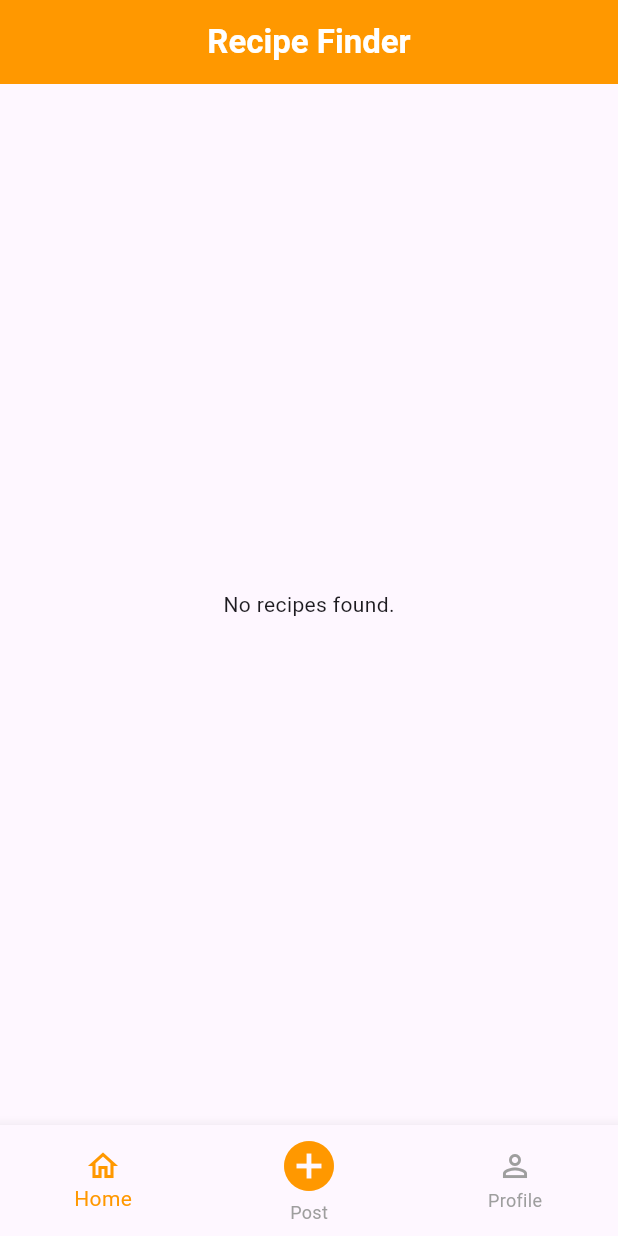
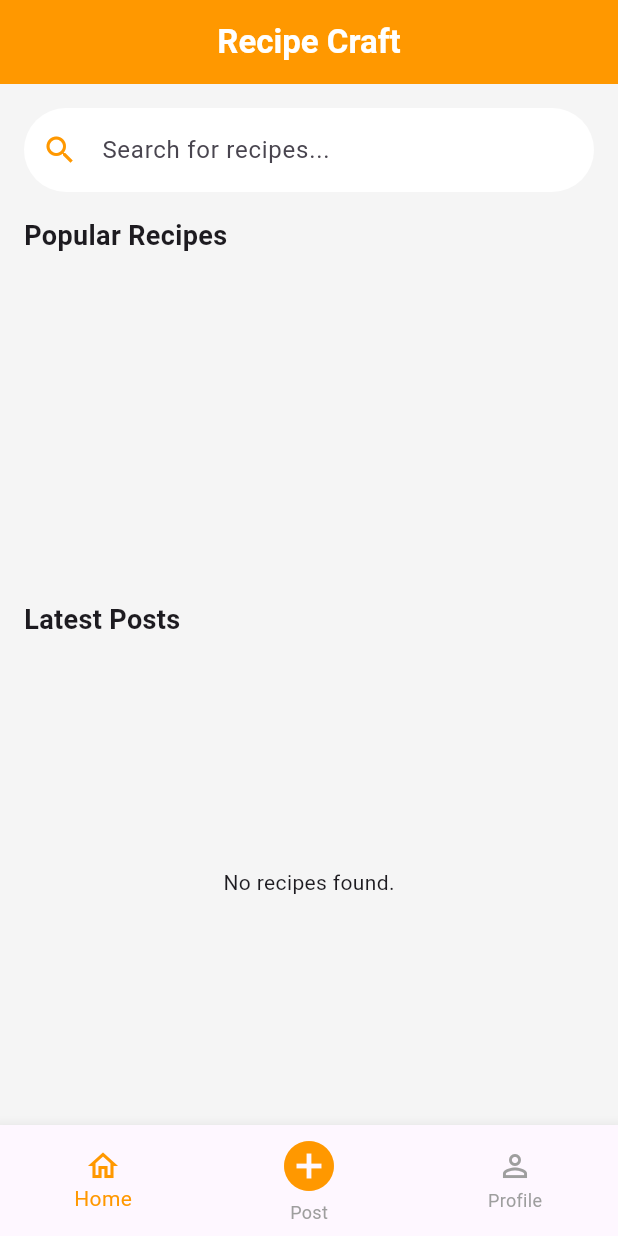
Before and after one commit to thenumi2006/recipe_genie_system, a Flutter app: the screen it shows once a user with an empty profile is signed in, on a phone screen of 412 x 824 dp. Run offline on Flutter 3.47's test engine with Material 3 defaults, Android fonts, the phone set to English and light mode, and no system bars; our stand-ins replace cloud_firestore, firebase_auth, firebase_core; accounts and stored records are empty.

Commit message:
Integrated search logic and Popularity Ranking

```diff
--- a/lib/screens/home_screen.dart
+++ b/lib/screens/home_screen.dart
@@ -12,6 +12,8 @@ class HomeScreen extends StatefulWidget {
 
 class _HomeScreenState extends State<HomeScreen> {
   final user = FirebaseAuth.instance.currentUser;
+  String searchQuery = "";
+  final TextEditingController _searchController = TextEditingController();
 
   Future<void> _toggleLike(String docId, List likedBy) async {
     if (user == null) return;
@@ -47,42 +49,155 @@ class _HomeScreenState extends State<HomeScreen> {
   @override
   Widget build(BuildContext context) {
     return Scaffold(
+      backgroundColor: Colors.grey[100],
       appBar: AppBar(
-        title: const Text("Recipe Finder",
+        title: const Text("Recipe Craft",
             style: TextStyle(fontWeight: FontWeight.bold, color: Colors.white)),
         backgroundColor: Colors.orange,
         centerTitle: true,
         elevation: 0,
       ),
-      body: StreamBuilder<QuerySnapshot>(
+      body: CustomScrollView(
+        slivers: [
+
+          SliverToBoxAdapter(
+            child: Padding(
+              padding: const EdgeInsets.all(16.0),
+              child: TextField(
+                controller: _searchController,
+                onChanged: (value) {
+                  setState(() {
+                    searchQuery = value.toLowerCase();
+                  });
+                },
+                decoration: InputDecoration(
+                  hintText: "Search for recipes...",
+                  prefixIcon: const Icon(Icons.search, color: Colors.orange),
+                  filled: true,
+                  fillColor: Colors.white,
+                  border: OutlineInputBorder(
+                    borderRadius: BorderRadius.circular(30),
+                    borderSide: BorderSide.none,
+                  ),
+                ),
+              ),
+            ),
+          ),
+
+          if (searchQuery.isEmpty)
+            SliverToBoxAdapter(
+              child: Column(
+                crossAxisAlignment: CrossAxisAlignment.start,
+                children: [
+                  const Padding(
+                    padding: EdgeInsets.symmetric(horizontal: 16.0),
+                    child: Text("Popular Recipes",
+                        style: TextStyle(fontSize: 18, fontWeight: FontWeight.bold)),
+                  ),
+                  const SizedBox(height: 10),
+                  SizedBox(
+                    height: 200,
+                    child: StreamBuilder<QuerySnapshot>(
+
+                      stream: FirebaseFirestore.instance.collection('recipes').snapshots(),
+                      builder: (context, snapshot) {
+                        if (!snapshot.hasData) return const SizedBox();
+
+
+                        var popularList = snapshot.data!.docs;
+                        popularList.sort((a, b) {
+                          List aLikes = (a.data() as Map)['likedBy'] ?? [];
+                          List bLikes = (b.data() as Map)['likedBy'] ?? [];
+                          return bLikes.length.compareTo(aLikes.length);
+                        });
+                        var top6 = popularList.take(6).toList();
+
+                        return ListView.builder(
+                          scrollDirection: Axis.horizontal,
+                          padding: const EdgeInsets.symmetric(horizontal: 12),
+                          itemCount: top6.length,
+                          itemBuilder: (context, index) {
+                            var data = top6[index].data() as Map<String, dynamic>;
+                            return _buildPopularCard(top6[index].id, data);
+                          },
+                        );
+                      },
+                    ),
+                  ),
+                  const SizedBox(height: 20),
+                  const Padding(
+                    padding: EdgeInsets.symmetric(horizontal: 16.0),
+                    child: Text("Latest Posts",
+                        style: TextStyle(fontSize: 18, fontWeight: FontWeight.bold)),
+                  ),
+                ],
+              ),
+            ),
+
+
+          StreamBuilder<QuerySnapshot>(
             stream: FirebaseFirestore.instance
                 .collection('recipes')
                 .orderBy('createdAt', descending: true)
                 .snapshots(),
             builder: (context, snapshot) {
-          if (snapshot.hasError) return const Center(child: Text("Error loading recipes"));
+              if (snapshot.hasError) return const SliverFillRemaining(child: Center(child: Text("Error")));
               if (snapshot.connectionState == ConnectionState.waiting) {
-            return const Center(child: CircularProgressIndicator(color: Colors.orange));
+                return const SliverFillRemaining(child: Center(child: CircularProgressIndicator()));
               }
 
-          final recipes = snapshot.data!.docs;
+              final recipes = snapshot.data!.docs.where((doc) {
+                String title = (doc.data() as Map<String, dynamic>)['title']?.toString().toLowerCase() ?? "";
+                return title.contains(searchQuery);
+              }).toList();
 
               if (recipes.isEmpty) {
-            return const Center(child: Text("No recipes found."));
+                return const SliverFillRemaining(child: Center(child: Text("No recipes found.")));
               }
 
-          return ListView.builder(
+              return SliverPadding(
                 padding: const EdgeInsets.all(12),
-            itemCount: recipes.length,
-            itemBuilder: (context, index) {
+                sliver: SliverList(
+                  delegate: SliverChildBuilderDelegate(
+                        (context, index) {
                       var data = recipes[index].data() as Map<String, dynamic>;
                       String docId = recipes[index].id;
                       List likedBy = data['likedBy'] ?? [];
-
                       return _buildRecipeCard(docId, data, likedBy);
                     },
+                    childCount: recipes.length,
+                  ),
+                ),
               );
             },
+          ),
+        ],
+      ),
+    );
+  }
+
+  Widget _buildPopularCard(String docId, Map<String, dynamic> data) {
+    return GestureDetector(
+      onTap: () => Navigator.push(context, MaterialPageRoute(builder: (context) => RecipeDetailsScreen(recipeData: data))),
+      child: Container(
+        width: 160,
+        margin: const EdgeInsets.symmetric(horizontal: 5),
+        child: Card(
+          shape: RoundedRectangleBorder(borderRadius: BorderRadius.circular(15)),
+          child: Column(
+            crossAxisAlignment: CrossAxisAlignment.start,
+            children: [
+              ClipRRect(
+                borderRadius: const BorderRadius.vertical(top: Radius.circular(15)),
+                child: Image.network(data['imageUrl'] ?? 'https://via.placeholder.com/400', height: 100, width: 160, fit: BoxFit.cover),
+              ),
+              Padding(
+                padding: const EdgeInsets.all(8.0),
+                child: Text(data['title'] ?? 'Recipe', maxLines: 2, overflow: TextOverflow.ellipsis, style: const TextStyle(fontWeight: FontWeight.bold)),
+              ),
+            ],
+          ),
+        ),
       ),
     );
   }
@@ -106,7 +221,6 @@ class _HomeScreenState extends State<HomeScreen> {
         child: Column(
           crossAxisAlignment: CrossAxisAlignment.start,
           children: [
-            // Recipe Image
             ClipRRect(
               borderRadius: const BorderRadius.vertical(top: Radius.circular(15)),
               child: Image.network(
@@ -116,7 +230,6 @@ class _HomeScreenState extends State<HomeScreen> {
                 fit: BoxFit.cover,
               ),
             ),
-
             Padding(
               padding: const EdgeInsets.all(15),
               child: Column(
@@ -132,11 +245,9 @@ class _HomeScreenState extends State<HomeScreen> {
                     style: TextStyle(color: Colors.orange.shade800, fontWeight: FontWeight.w500),
                   ),
                   const Divider(height: 30),
-
                   Row(
                     mainAxisAlignment: MainAxisAlignment.spaceBetween,
                     children: [
-                      // Like Section
                       Row(
                         children: [
                           IconButton(
@@ -149,8 +260,6 @@ class _HomeScreenState extends State<HomeScreen> {
                           Text("${likedBy.length} likes"),
                         ],
                       ),
-
-                      // Save Section
                       StreamBuilder<DocumentSnapshot>(
                         stream: FirebaseFirestore.instance
                             .collection('users')
```
Lines whose indentation alone changed are shown as unchanged.
